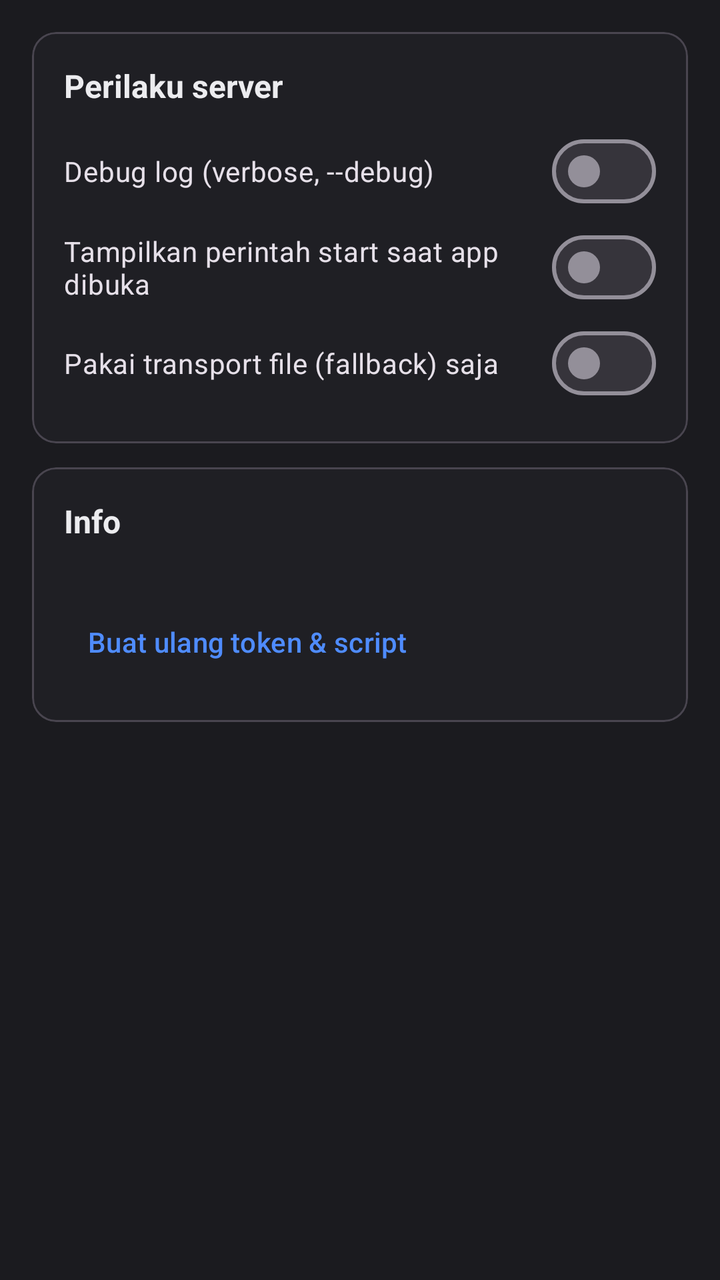
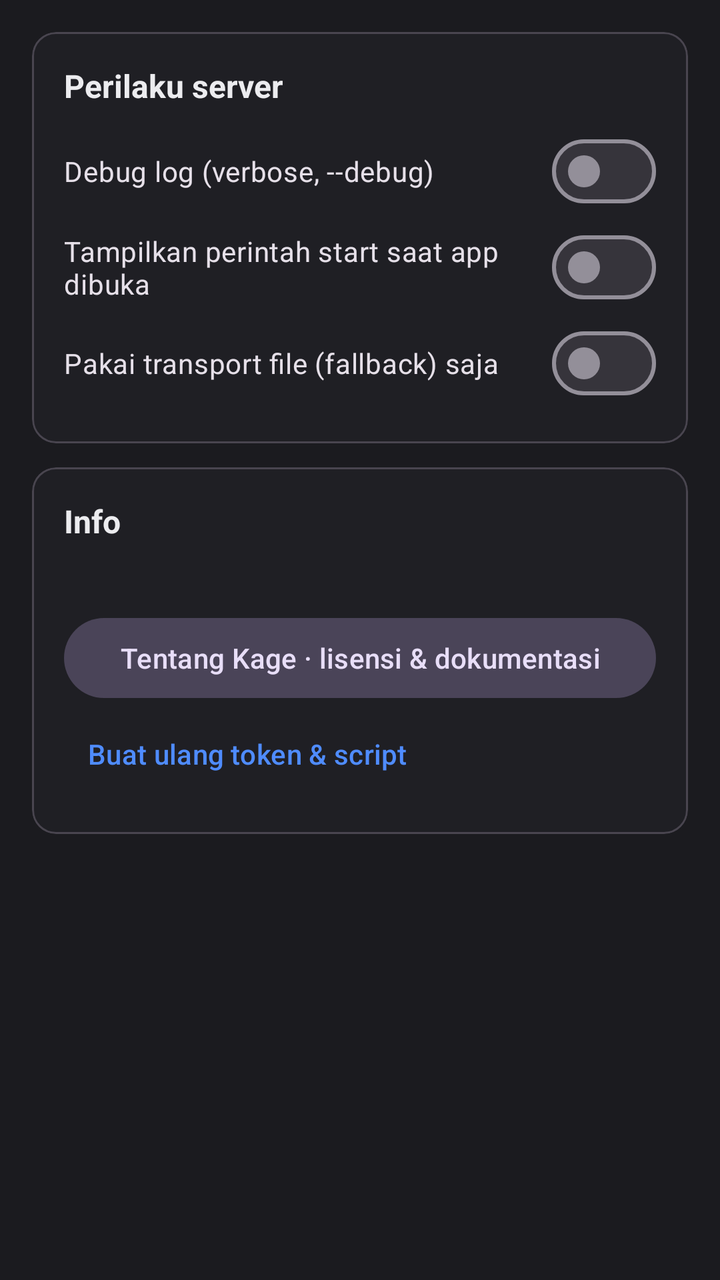

Compare the two renders of this Android layout. The source of the first and the diff that turns it into the second are given below.
<!-- AndroidManifest.xml: application theme AppTheme -->
<!-- res/layout/fragment_settings.xml -->
<?xml version="1.0" encoding="utf-8"?>
<ScrollView xmlns:android="http://schemas.android.com/apk/res/android"
    android:layout_width="match_parent"
    android:layout_height="match_parent">

    <LinearLayout
        android:layout_width="match_parent"
        android:layout_height="wrap_content"
        android:orientation="vertical"
        android:padding="16dp">

        <com.google.android.material.card.MaterialCardView
            android:layout_width="match_parent"
            android:layout_height="wrap_content"
            android:layout_marginBottom="12dp"
            android:backgroundTint="@color/kage_card">

            <LinearLayout
                android:layout_width="match_parent"
                android:layout_height="wrap_content"
                android:orientation="vertical"
                android:padding="16dp">

                <TextView style="@style/CardTitle" android:layout_width="wrap_content"
                    android:layout_height="wrap_content" android:text="Perilaku server" />

                <com.google.android.material.materialswitch.MaterialSwitch
                    android:id="@+id/switch_debug"
                    android:layout_width="match_parent"
                    android:layout_height="wrap_content"
                    android:layout_marginTop="8dp"
                    android:text="Debug log (verbose, --debug)" />

                <com.google.android.material.materialswitch.MaterialSwitch
                    android:id="@+id/switch_autostart_hint"
                    android:layout_width="match_parent"
                    android:layout_height="wrap_content"
                    android:text="Tampilkan perintah start saat app dibuka" />

                <com.google.android.material.materialswitch.MaterialSwitch
                    android:id="@+id/switch_file_transport"
                    android:layout_width="match_parent"
                    android:layout_height="wrap_content"
                    android:text="Pakai transport file (fallback) saja" />
            </LinearLayout>
        </com.google.android.material.card.MaterialCardView>

        <com.google.android.material.card.MaterialCardView
            android:layout_width="match_parent"
            android:layout_height="wrap_content"
            android:layout_marginBottom="12dp"
            android:backgroundTint="@color/kage_card">

            <LinearLayout
                android:layout_width="match_parent"
                android:layout_height="wrap_content"
                android:orientation="vertical"
                android:padding="16dp">

                <TextView style="@style/CardTitle" android:layout_width="wrap_content"
                    android:layout_height="wrap_content" android:text="Info" />

                <TextView
                    android:id="@+id/settings_info"
                    style="@style/CardBody"
                    android:layout_width="match_parent"
                    android:layout_height="wrap_content"
                    android:layout_marginTop="8dp"
                    android:lineSpacingExtra="3dp" />

                <com.google.android.material.button.MaterialButton
                    android:id="@+id/btn_regenerate"
                    style="@style/Widget.Material3.Button.TextButton"
                    android:layout_width="wrap_content"
                    android:layout_height="wrap_content"
                    android:text="Buat ulang token &amp; script" />
            </LinearLayout>
        </com.google.android.material.card.MaterialCardView>
    </LinearLayout>
</ScrollView>
<!-- resources referenced by this layout -->
<resources>
  <color name="kage_card">#1F1F24</color>
  <style name="CardBody">
          <item name="android:textColor">@color/kage_text_dim</item>
          <item name="android:textSize">13sp</item>
      </style>
  <style name="CardTitle">
          <item name="android:textColor">@color/kage_text</item>
          <item name="android:textSize">16sp</item>
          <item name="android:textStyle">bold</item>
      </style>
  <style name="AppTheme" parent="Theme.Material3.Dark">
          <item name="colorPrimary">@color/kage_accent</item>
          <item name="colorOnPrimary">#0B1020</item>
          <item name="colorPrimaryContainer">@color/kage_primary_variant</item>
          <item name="colorSecondary">@color/kage_accent</item>
          <item name="android:colorBackground">@color/kage_primary</item>
          <item name="colorSurface">@color/kage_card</item>
          <item name="android:statusBarColor">@color/kage_primary</item>
          <item name="android:navigationBarColor">@color/kage_primary</item>
          <item name="android:textColorPrimary">@color/kage_text</item>
          <item name="android:textColorSecondary">@color/kage_text_dim</item>
      </style>
  <color name="kage_text_dim">#9E9EA7</color>
  <color name="kage_text">#ECECEF</color>
  <color name="kage_accent">#4F8CFF</color>
  <color name="kage_primary_variant">#2A2A31</color>
  <color name="kage_primary">#1B1B1F</color>
</resources>

<!-- the commit's change to res/layout/fragment_settings.xml (unified diff, before → after) -->
@@ -69,6 +69,14 @@
                     android:lineSpacingExtra="3dp" />
 
                 <com.google.android.material.button.MaterialButton
+                    android:id="@+id/btn_about"
+                    style="@style/Widget.Material3.Button.TonalButton"
+                    android:layout_width="match_parent"
+                    android:layout_height="wrap_content"
+                    android:layout_marginTop="8dp"
+                    android:text="Tentang Kage · lisensi &amp; dokumentasi" />
+
+                <com.google.android.material.button.MaterialButton
                     android:id="@+id/btn_regenerate"
                     style="@style/Widget.Material3.Button.TextButton"
                     android:layout_width="wrap_content"
